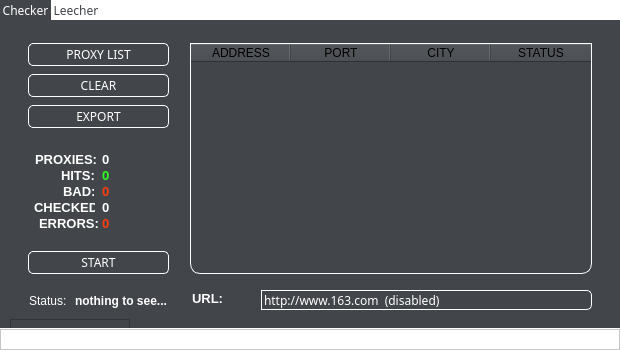
Above: proxier/gui/mainwindow.ui from marcobackup/Proxier before the change. Below: the same form after it.
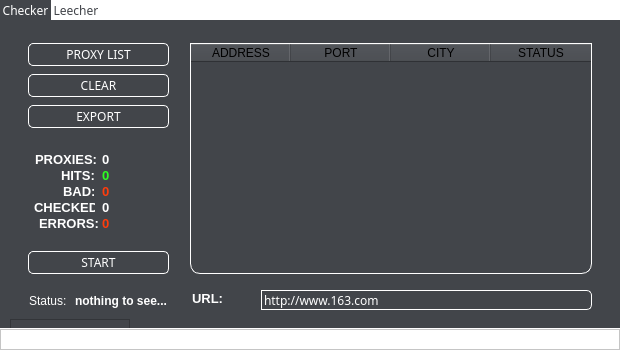
That is the form after the change. Icons and pictures are not drawn.

Commit message: Update clear buttons, add save buttons

Patch:
```diff
--- a/proxier/gui/mainwindow.ui
+++ b/proxier/gui/mainwindow.ui
@@ -204,7 +204,7 @@
 }</string>
       </property>
       <property name="text">
-       <string>http://www.163.com  (disabled)</string>
+       <string>http://www.163.com</string>
       </property>
      </widget>
      <widget class="QPushButton" name="clear_checker_btn">
```
The commit also changes 6 other files.
